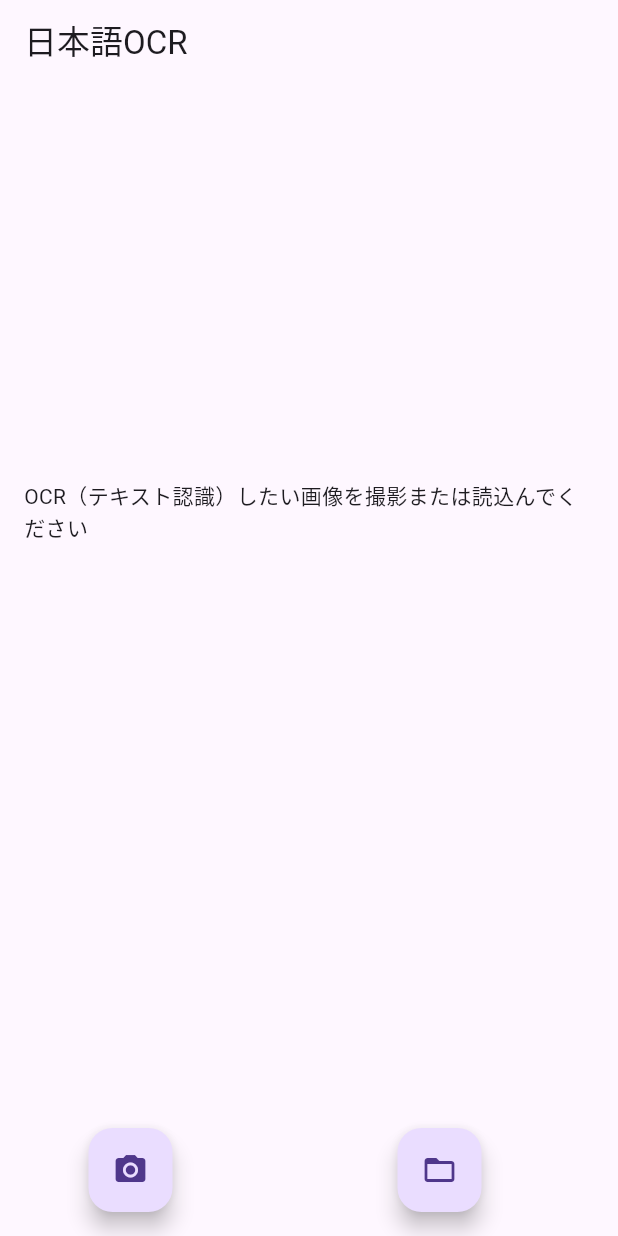
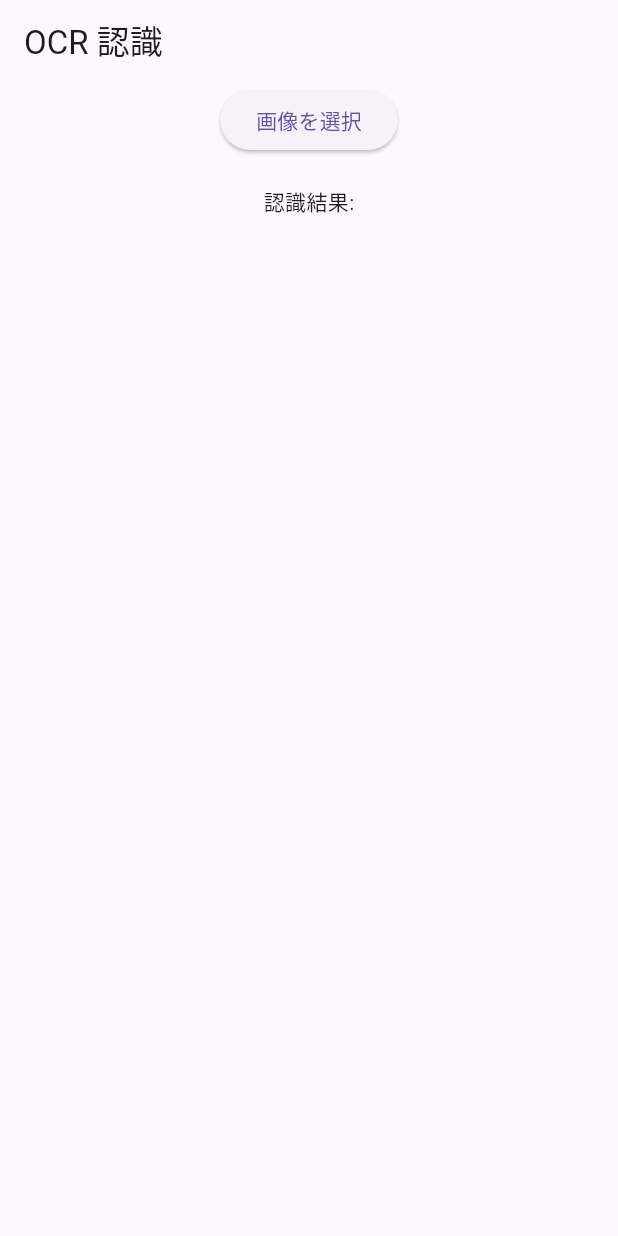
Before and after one commit to soda0408/diaryminder, a Flutter app: the screen it shows after launch, on a phone screen of 412 x 824 dp. Run offline on Flutter 3.47's test engine with Material 3 defaults, Android fonts, the phone set to English and light mode, and no system bars; our stand-ins replace image_picker; missing offline and left inert: google_mlkit_text_recognition.

Commit message:
changed features

```diff
--- a/lib/main.dart
+++ b/lib/main.dart
@@ -1,195 +1,75 @@
 import 'dart:io';
 import 'package:flutter/material.dart';
 import 'package:image_picker/image_picker.dart';
-import 'package:firebase_core/firebase_core.dart';
-import 'package:firebase_auth/firebase_auth.dart';
-import 'dart:convert';
-import 'package:cloud_functions/cloud_functions.dart';
+import 'package:google_mlkit_text_recognition/google_mlkit_text_recognition.dart';
+
 void main() {
-  // main関数内での非同期処理（下のFirebase.initializeApp）を可能にする処理
-  WidgetsFlutterBinding.ensureInitialized();
-  runApp(App());
+  runApp(MyApp());
 }
-class App extends StatefulWidget {
-  @override
-  _AppState createState() => _AppState();
-}
-// アプリ画面を描画する前に、Firebaseの初期化処理を実行
-class _AppState extends State<App> {
-  Future<FirebaseApp> _initialize() async {
-    return Firebase.initializeApp();
-  }
-  @override
-  Widget build(BuildContext context) {
-    return FutureBuilder(
-      future: _initialize(),
-      builder: (context, snapshot) {
-        if (snapshot.hasError) {
-          // MaterialAppの前なので、 textDirection: TextDirection.ltr
-          // がないと、文字の方向がわからないというエラーになる
-          return Center(
-              child: Text(
-            '読み込みエラー',
-            textDirection: TextDirection.ltr,
-          ));
-        }
-        if (snapshot.connectionState == ConnectionState.done) {
-          return MyApp();
-        }
-        // 上記と同様。 textDirection: TextDirection.ltr が必要
-        return Center(
-            child: Text(
-          '読み込み中...',
-          textDirection: TextDirection.ltr,
-        ));
-      },
-    );
-  }
-}
-// OCRアプリ画面の描画
+
 class MyApp extends StatelessWidget {
   @override
   Widget build(BuildContext context) {
     return MaterialApp(
-      title: '日本語OCR',
-      theme: ThemeData(
-        primarySwatch: Colors.blue,
-      ),
-      home: MyHomePage(title: '日本語OCR'),
+      home: OCRScreen(),
     );
   }
 }
-class MyHomePage extends StatefulWidget {
-  // null safety対応のため、Keyに?をつけ、titleは初期値""を設定
-  MyHomePage({Key? key, this.title = ""}) : super(key: key);
-  final String title;
+
+class OCRScreen extends StatefulWidget {
   @override
-  _MyHomePageState createState() => _MyHomePageState();
+  _OCRScreenState createState() => _OCRScreenState();
 }
-class _MyHomePageState extends State<MyHomePage> {
-  // null safety対応のため、?でnull許容
+
+class _OCRScreenState extends State<OCRScreen> {
   File? _image;
-  final _picker = ImagePicker();
-  // null safety対応のため、?でnull許容
-  String? _result;
-  @override
-  void initState() {
-    super.initState();
-    _signIn();
+  String _recognizedText = "";
+  final ImagePicker _picker = ImagePicker();
+  final textRecognizer = TextRecognizer();
+
+  Future<void> _pickImage() async {
+    final pickedFile = await _picker.pickImage(source: ImageSource.gallery);
+    if (pickedFile != null) {
+      setState(() {
+        _image = File(pickedFile.path);
+      });
+      _processImage();
+    }
   }
-  // 匿名でのFirebaseログイン処理
-  void _signIn() async {
-    await FirebaseAuth.instance.signInAnonymously();
-  }
-  Future _getImage(FileMode fileMode) async {
-    // null safety対応のため、lateで宣言
-    late final _pickedFile;
-    // image_pickerの機能で、カメラからとギャラリーからの2通りの画像取得（パスの取得）を設定
-    if (fileMode == FileMode.CAMERA) {
-      _pickedFile = await _picker.getImage(source: ImageSource.camera);
-    } else {
-      _pickedFile = await _picker.getImage(source: ImageSource.gallery);
-    }
+
+  Future<void> _processImage() async {
+    if (_image == null) return;
+
+    final inputImage = InputImage.fromFile(_image!);
+    final RecognizedText recognizedText = await textRecognizer.processImage(inputImage);
+
     setState(() {
-      if (_pickedFile != null) {
-        _image = File(_pickedFile.path);
-      } else {
-        print('No image selected.');
-      }
+      _recognizedText = recognizedText.text;
     });
   }
+
+  @override
+  void dispose() {
+    textRecognizer.close();
+    super.dispose();
+  }
+
   @override
   Widget build(BuildContext context) {
     return Scaffold(
-      appBar: AppBar(
-        title: Text('日本語OCR'),
-      ),
-      body: Center(
-        child: Padding(
-          padding: EdgeInsets.all(16.0),
-          // 写真のサイズによって画面はみ出しエラーが生じるのを防ぐため、
-          // Columnの上にもSingleChildScrollViewをつける
-          child: SingleChildScrollView(
-            child: Column(children: [
-              // 画像を取得できたら表示
-              // null safety対応のため_image!とする（_imageはnullにならない）
-              if (_image != null) Image.file(_image!, height: 400),
-              // 画像を取得できたら解析ボタンを表示
-              if (_image != null) _analysisButton(),
-              Container(
-                  height: 240,
-                  // OCR（テキスト検索）の結果をスクロール表示できるようにするため
-                  // 結果表示部分をSingleChildScrollViewでラップ
-                  child: SingleChildScrollView(
-                      scrollDirection: Axis.vertical,
-                      child: Text((() {
-                        // OCR（テキスト認識）の結果（_result）を取得したら表示
-                        if (_result != null) {
-                          // null safety対応のため_result!とする（_resultはnullにならない）
-                          return _result!;
-                        } else if (_image != null) {
-                          return 'ボタンを押すと解析が始まります';
-                        } else {
-                          return 'OCR（テキスト認識）したい画像を撮影または読込んでください';
-                        }
-                      }())))),
-            ]),
+      appBar: AppBar(title: Text("OCR 認識")),
+      body: Column(
+        children: [
+          ElevatedButton(
+            onPressed: _pickImage,
+            child: Text("画像を選択"),
           ),
-        ),
-      ),
-      floatingActionButton: Row(
-        mainAxisAlignment: MainAxisAlignment.spaceAround,
-        children: [
-          // カメラ起動ボタン
-          FloatingActionButton(
-            onPressed: () => _getImage(FileMode.CAMERA),
-            tooltip: 'Pick Image from camera',
-            child: Icon(Icons.camera_alt),
-          ),
-          // ギャラリー（ファイル）検索起動ボタン
-          FloatingActionButton(
-            onPressed: () => _getImage(FileMode.GALLERY),
-            tooltip: 'Pick Image from gallery',
-            child: Icon(Icons.folder_open),
-          ),
+          _image != null ? Image.file(_image!) : Container(),
+          SizedBox(height: 20),
+          Text("認識結果:"),
+          Text(_recognizedText),
         ],
       ),
     );
   }
-  // OCR（テキスト認識）開始処理
-  Widget _analysisButton() {
-    return ElevatedButton(
-      child: Text('解析'),
-      onPressed: () async {
-        // null safety対応のため_image!とする（_imageはnullにならない）
-        List<int> _imageBytes = _image!.readAsBytesSync();
-        String _base64Image = base64Encode(_imageBytes);
-        // Firebase上にデプロイしたFunctionを呼び出す処理
-        HttpsCallable _callable =
-            FirebaseFunctions.instance.httpsCallable('annotateImage');
-        final params = '''{
-          "image": {"content": "$_base64Image"},
-          "features": [{"type": "TEXT_DETECTION"}],
-          "imageContext": {
-            "languageHints": ["ja"]
-          }
-        }''';
-        final _text = await _callable(params).then((v) {
-          return v.data[0]["fullTextAnnotation"]["text"];
-        }).catchError((e) {
-          print('ERROR: $e');
-          return '読み取りエラーです';
-        });
-        // OCR（テキスト認識）の結果を更新
-        setState(() {
-          _result = _text;
-        });
-      },
-    );
-  }
 }
-// カメラ経由かギャラリー（ファイル）経由かを示すフラグ
-enum FileMode{
-  CAMERA,
-  GALLERY,
-}
--- a/pubspec.yaml
+++ b/pubspec.yaml
@@ -28,7 +28,9 @@ environment:
 # the latest version available on pub.dev. To see which dependencies have newer
 # versions available, run `flutter pub outdated`.
 dependencies:
-  image_picker: ^0.8.2
+  image_picker: ^1.0.7
+
+  google_mlkit_text_recognition: ^0.10.0
 
   firebase_core: ^1.3.0
   firebase_auth: ^2.0.0
```
Also changed, not shown: pubspec.lock, 1 other file.
